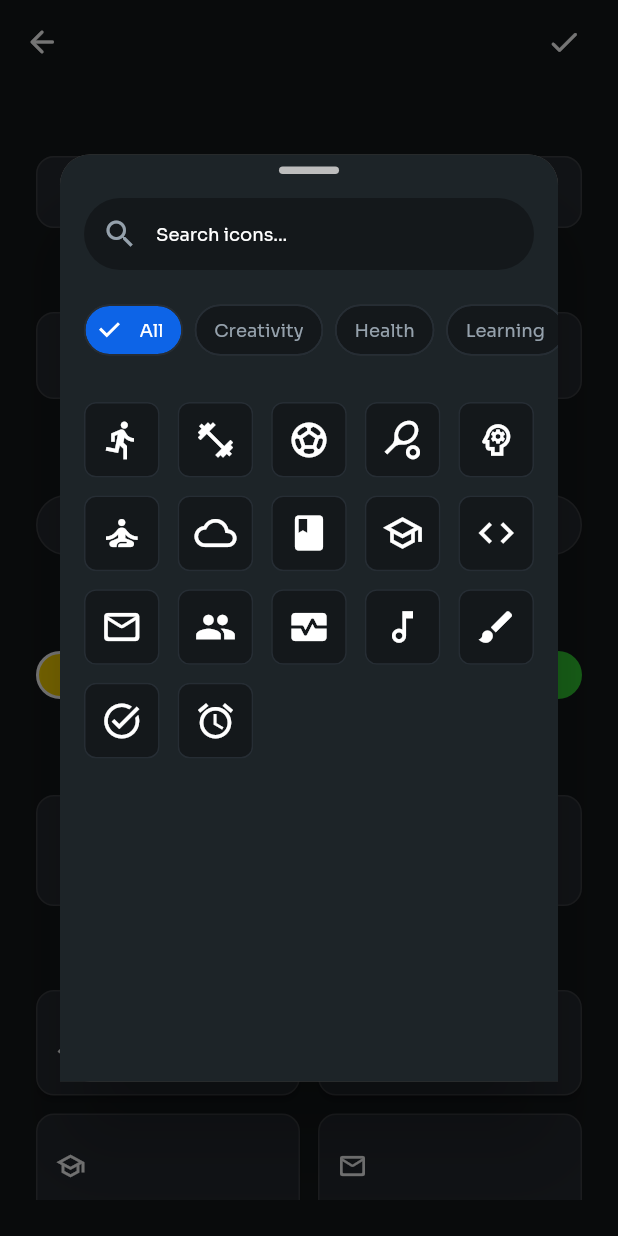
After one commit to MagicHD/Prabit_release, a Flutter app: the HabitConfigureWidget screen opened by its route, after a tap on the "add reaction" icon, on a phone screen of 412 x 824 dp. The commit adds this screen. Run offline on Flutter 3.47's test engine with Material 3 defaults, Android fonts, the phone set to English and light mode, and no system bars; our stand-ins replace auto_size_text, camera, cloud_firestore, firebase_auth, firebase_core, firebase_storage and 11 more; missing offline and left inert: json_path; accounts and stored records are empty.

Commit message:
added a custom_picker_widget.dart. TODO: add more icons in habit_icon_data.dart

```diff
--- a/lib/habit/habit_configure/habit_configure_model.dart
+++ b/lib/habit/habit_configure/habit_configure_model.dart
@@ -17,6 +17,7 @@ class HabitConfigureModel extends FlutterFlowModel<HabitConfigureWidget> {
   FocusNode? textFieldFocusNode;
   TextEditingController? textController;
   String? Function(BuildContext, String?)? textControllerValidator;
+  IconData? selectedIcon;
 
   // State for selected Time (using FlutterFlow's DateTime)
   DateTime? selectedTime; // FlutterFlow often uses DateTime for time pickers
@@ -36,8 +37,9 @@ class HabitConfigureModel extends FlutterFlowModel<HabitConfigureWidget> {
   };
 
   // State for selected Icon (Store IconData)
-  IconData? selectedIcon = FontAwesomeIcons.faceSmile; // Default Icon
-
+  // **** ADD THIS FIELD ****
+  String? selectedIconStringName; // To store 'sports_soccer', 'book', etc.
+  // **** END ADDED FIELD ****
   // State for selected Color (Store Color)
   Color? selectedColor = Color(0xFFFFD700);
 
--- a/lib/habit/habit_configure/habit_configure_widget.dart
+++ b/lib/habit/habit_configure/habit_configure_widget.dart
@@ -1,6 +1,7 @@
 import 'package:cloud_firestore/cloud_firestore.dart';
 import 'package:firebase_auth/firebase_auth.dart';
 
+import '../icon/icon_picker_widget.dart';
 import '/flutter_flow/flutter_flow_icon_button.dart';
 import '/flutter_flow/flutter_flow_theme.dart';
 import '/flutter_flow/flutter_flow_util.dart';
@@ -1122,6 +1123,8 @@ class _HabitConfigureWidgetState extends State<HabitConfigureWidget> {
                       mainAxisSize: MainAxisSize.max,
                       crossAxisAlignment: CrossAxisAlignment.start,
                       children: [
+                        // Inside the build method, within the Column for the 'Icon' section:
+
                         Column(
                           mainAxisSize: MainAxisSize.max,
                           crossAxisAlignment: CrossAxisAlignment.start,
@@ -1142,7 +1145,47 @@ class _HabitConfigureWidgetState extends State<HabitConfigureWidget> {
                                         .titleLargeFamily),
                               ),
                             ),
-                            Container(
+                            // Wrap the Container with GestureDetector
+                            GestureDetector(
+                              // Inside habit_configure_widget.dart, replace the onTap content:
+                              // Inside habit_configure_widget.dart, replace the onTap content:
+                              onTap: () async {
+                                // Show IconPickerWidget in a Dialog
+                                final selectedIconResult = await showDialog<IconData?>( // Or String? if returning ID
+                                  context: context,
+                                  builder: (dialogContext) {
+                                    // Return a Dialog widget containing your IconPickerWidget
+                                    return Dialog(
+                                      // Optional: Adjust shape, background color, padding etc.
+                                      shape: RoundedRectangleBorder(
+                                        borderRadius: BorderRadius.circular(20.0),
+                                      ),
+                                      // You might need to constrain the size of the Dialog
+                                      // or adjust the IconPickerWidget layout significantly.
+                                      child: IconPickerWidget(
+                                        currentlySelectedId: _model.selectedIcon?.toString(), // Pass current selection if needed
+                                        // Note: Adjust type based on what you store/compare
+                                      ),
+                                    );
+                                  },
+                                );
+
+                                // If an icon was selected and returned, update the state
+                                if (selectedIconResult != null) {
+                                  // --- Keep your existing logic for handling the result ---
+                                  // Make sure the type matches what IconPickerWidget returns via Navigator.pop()
+                                  // Example if IconData is returned:
+                                  setState(() {
+                                    _model.selectedIcon = selectedIconResult;
+                                  });
+                                  // Example if String ID is returned:
+                                  // setState(() {
+                                  //   _model.selectedIconId = selectedIconResult;
+                                  //   // Add logic to find IconData from ID if needed
+                                  // });
+                                }
+                              }, // End of onTapf onTap
+                              child: Container( // This is the original container for the button
                                 width: double.infinity,
                                 decoration: BoxDecoration(
                                   color: FlutterFlowTheme.of(context).secondary,
@@ -1167,16 +1210,16 @@ class _HabitConfigureWidgetState extends State<HabitConfigureWidget> {
                                             width: 40.0,
                                             height: 40.0,
                                             decoration: BoxDecoration(
-                                            color: FlutterFlowTheme.of(context)
-                                                .buttonBackground,
+                                              color: _model.selectedColor ?? FlutterFlowTheme.of(context).buttonBackground, // Use selected color for consistency?
                                               borderRadius:
                                               BorderRadius.circular(8.0),
                                             ),
                                             child: Align(
                                               alignment:
                                               AlignmentDirectional(0.0, 0.0),
+                                              // Display selected icon or default
                                               child: Icon(
-                                              Icons.self_improvement,
+                                                _model.selectedIcon ?? Icons.add_reaction_outlined, // Show selected icon or a default placeholder
                                                 color:
                                                 FlutterFlowTheme.of(context)
                                                     .info,
@@ -1185,7 +1228,10 @@ class _HabitConfigureWidgetState extends State<HabitConfigureWidget> {
                                             ),
                                           ),
                                           Text(
-                                          FFLocalizations.of(context).getText(
+                                            // Change text if an icon is selected
+                                            _model.selectedIcon != null
+                                                ? 'Icon Selected' // Or display icon name if available
+                                                : FFLocalizations.of(context).getText(
                                               '5sq430y4' /* Select Icon */,
                                             ),
                                             style: FlutterFlowTheme.of(context)
@@ -1217,8 +1263,13 @@ class _HabitConfigureWidgetState extends State<HabitConfigureWidget> {
                                   ),
                                 ),
                               ),
+                            ),
                           ].divide(SizedBox(height: 16.0)),
-                        ),
+                        ), // End of Icon Column
+
+// Make sure your IconPickerWidget returns the selected IconData like this:
+// In IconPickerWidget, when an icon is tapped:
+// Navigator.pop(context, selectedIconData); // e.g., Navigator.pop(context, Icons.fitness_center);
                         Text(
                           FFLocalizations.of(context).getText(
                             'duoeg3ai' /* Category */,
--- /dev/null
+++ b/lib/habit/icon/habit_icon_data.dart
@@ -0,0 +1,53 @@
+// E.g., in a new file: lib/habit/icon_picker/habit_icon_data.dart
+import 'package:flutter/material.dart';
+
+class HabitIconInfo {
+  final IconData iconData; // The actual icon (e.g., Icons.sports_soccer)
+  final String id;         // The UNIQUE STRING to save (e.g., 'sports_soccer')
+  final String name;       // Display name for search (e.g., 'Soccer')
+  final String category;   // Category for filtering (e.g., 'Physical')
+
+  const HabitIconInfo({
+    required this.iconData,
+    required this.id,
+    required this.name,
+    required this.category,
+  });
+}
+
+// Define all your available icons here
+// --->> IMPORTANT: Use the EXACT string IDs you want saved to Firestore <<---
+const List<HabitIconInfo> allHabitIcons = [
+  HabitIconInfo(iconData: Icons.directions_run, id: 'directions_run', name: 'Run', category: 'Physical'),
+  HabitIconInfo(iconData: Icons.fitness_center, id: 'fitness_center', name: 'Workout', category: 'Physical'),
+  HabitIconInfo(iconData: Icons.sports_soccer, id: 'sports_soccer', name: 'Soccer', category: 'Physical'),
+  HabitIconInfo(iconData: Icons.sports_tennis, id: 'sports_tennis', name: 'Tennis', category: 'Physical'),
+  HabitIconInfo(iconData: Icons.psychology_outlined, id: 'psychology', name: 'Mental', category: 'Mental'),
+  HabitIconInfo(iconData: Icons.self_improvement, id: 'self_improvement', name: 'Meditate', category: 'Mindfulness'),
+  HabitIconInfo(iconData: Icons.cloud_outlined, id: 'mindfulness', name: 'Mindful', category: 'Mindfulness'),
+  HabitIconInfo(iconData: Icons.book, id: 'book', name: 'Read', category: 'Learning'),
+  HabitIconInfo(iconData: Icons.school_outlined, id: 'learning', name: 'Study', category: 'Learning'),
+  HabitIconInfo(iconData: Icons.code, id: 'code', name: 'Code', category: 'Learning'),
+  HabitIconInfo(iconData: Icons.mail_outline_rounded, id: 'social', name: 'Connect', category: 'Social'),
+  HabitIconInfo(iconData: Icons.group, id: 'friends', name: 'Friends', category: 'Social'),
+  HabitIconInfo(iconData: Icons.monitor_heart, id: 'health', name: 'Health', category: 'Health'),
+  // FontAwesome Example (ensure you have font_awesome_flutter dependency)
+  // HabitIconInfo(iconData: FontAwesomeIcons.heartPulse, id: 'heart_pulse_fa', name: 'Pulse', category: 'Health'),
+  HabitIconInfo(iconData: Icons.music_note_outlined, id: 'creativity', name: 'Music', category: 'Creativity'),
+  HabitIconInfo(iconData: Icons.brush, id: 'art', name: 'Art', category: 'Creativity'),
+  HabitIconInfo(iconData: Icons.task_alt, id: 'productivity', name: 'Task', category: 'Productivity'),
+  HabitIconInfo(iconData: Icons.alarm, id: 'wakeup', name: 'Wake Up', category: 'Productivity'),
+
+  // Add ALL your other icons here...
+];
+
+// Helper function to get IconData from the ID string (used in HabitConfigureWidget)
+IconData getIconDataById(String? id) {
+  if (id == null) return Icons.task_alt; // Default
+  return allHabitIcons.firstWhere((iconInfo) => iconInfo.id == id, orElse: () => allHabitIcons.first).iconData;
+}
+
+// Helper function to get the categories
+List<String> getHabitIconCategories() {
+  return allHabitIcons.map((e) => e.category).toSet().toList()..sort();
+}
--- /dev/null
+++ b/lib/habit/icon/icon_picker_widget.dart
@@ -0,0 +1,225 @@
+// lib/habit/icon_picker/icon_picker_widget.dart
+import 'package:flutter/material.dart';
+import 'package:prabit_design/flutter_flow/flutter_flow_theme.dart'; // Adjust import
+import 'habit_icon_data.dart'; // Import the icon data definition
+
+class IconPickerWidget extends StatefulWidget {
+  final String? currentlySelectedId;
+
+  const IconPickerWidget({
+    Key? key,
+    this.currentlySelectedId,
+  }) : super(key: key);
+
+  @override
+  _IconPickerWidgetState createState() => _IconPickerWidgetState();
+}
+
+class _IconPickerWidgetState extends State<IconPickerWidget> {
+  String _searchTerm = '';
+  String? _selectedCategory = 'All'; // Default to 'All'
+  List<HabitIconInfo> _filteredIcons = allHabitIcons; // Start with all icons
+
+  // Get unique categories including 'All'
+  final List<String> _categories = ['All', ...getHabitIconCategories()];
+
+  @override
+  void initState() {
+    super.initState();
+    _filterIcons(); // Initial filter if needed
+  }
+
+  void _filterIcons() {
+    setState(() {
+      _filteredIcons = allHabitIcons.where((icon) {
+        final bool matchesCategory = _selectedCategory == 'All' ||
+            icon.category == _selectedCategory;
+        final bool matchesSearch = _searchTerm.isEmpty ||
+            icon.name.toLowerCase().contains(_searchTerm.toLowerCase()) ||
+            icon.id.toLowerCase().contains(_searchTerm.toLowerCase()) ||
+            icon.category.toLowerCase().contains(_searchTerm.toLowerCase());
+        return matchesCategory && matchesSearch;
+      }).toList();
+    });
+  }
+
+  @override
+  Widget build(BuildContext context) {
+    final theme = FlutterFlowTheme.of(context);
+
+    // ADD Material WRAPPER HERE:
+    return Material(
+      // If your Container provides the background color/shape,
+      // you might not need specific properties here, or set to transparent.
+      // If Container DIDN'T have color, you'd set it here:
+      // color: theme.primaryBackground,
+      // You might want to ensure the shape matches if the container had specific radii
+      borderRadius: BorderRadius.only(
+        topLeft: Radius.circular(20.0),
+        topRight: Radius.circular(20.0),
+      ),
+      clipBehavior: Clip.antiAlias, // Good practice with borderRadius
+
+      child: Container( // This is the ORIGINAL root Container
+        height: MediaQuery
+            .of(context)
+            .size
+            .height * 0.75,
+        decoration: BoxDecoration(
+          color: theme.primaryBackground, // Keep this decoration
+          borderRadius: BorderRadius.only(
+            topLeft: Radius.circular(20.0),
+            topRight: Radius.circular(20.0),
+          ),
+        ),
+        child: Column(
+          children: [
+            // Optional: Drag Handle
+            Padding(
+              padding: const EdgeInsets.symmetric(vertical: 8.0),
+              child: Container(
+                width: 40,
+                height: 5,
+                decoration: BoxDecoration(
+                  color: Colors.grey[400],
+                  borderRadius: BorderRadius.circular(10),
+                ),
+              ),
+            ),
+
+            // Search Bar
+            Padding(
+              padding: const EdgeInsets.symmetric(
+                  horizontal: 16.0, vertical: 8.0),
+              child: TextField(
+                onChanged: (value) {
+                  _searchTerm = value;
+                  _filterIcons();
+                },
+                decoration: InputDecoration(
+                  hintText: 'Search icons...',
+                  hintStyle: theme.bodySmall,
+                  prefixIcon: Icon(Icons.search, color: theme.secondaryText),
+                  filled: true,
+                  fillColor: theme.secondaryBackground,
+                  contentPadding: EdgeInsets.symmetric(
+                      vertical: 0, horizontal: 16),
+                  border: OutlineInputBorder(
+                    borderRadius: BorderRadius.circular(30.0),
+                    borderSide: BorderSide.none,
+                  ),
+                ),
+                style: theme.bodyMedium.override(
+                    fontFamily: 'Inter', color: theme.primaryText),
+              ),
+            ),
+
+            // Category Chips
+            // Category Chips Section (Replace Padding + Wrap)
+
+// Use Padding if you still want padding around the scroll view
+            Padding(
+              padding: const EdgeInsets.symmetric(vertical: 8.0), // Only vertical padding for the whole row
+              child: SingleChildScrollView( // Allows horizontal scrolling
+                scrollDirection: Axis.horizontal, // Set scroll direction
+                // Add padding inside the scroll view if needed (for start/end)
+                padding: const EdgeInsets.symmetric(horizontal: 16.0),
+                child: Row( // Use Row instead of Wrap
+                  children: _categories.map((category) {
+                    final isSelected = _selectedCategory == category;
+                    // Add Padding or SizedBox for spacing between chips
+                    return Padding(
+                      padding: const EdgeInsets.only(right: 8.0), // Spacing after each chip
+                      child: FilterChip(
+                        label: Text(category),
+                        selected: isSelected,
+                        onSelected: (selected) {
+                          setState(() {
+                            _selectedCategory = selected ? category : 'All';
+                          });
+                          _filterIcons();
+                        },
+                        // Keep your existing FilterChip styling
+                        backgroundColor: theme.secondaryBackground,
+                        selectedColor: theme.buttonBackground,
+                        labelStyle: theme.bodySmall.copyWith(
+                            color: isSelected ? Colors.white : theme.secondaryText),
+                        checkmarkColor: Colors.white,
+                        shape: StadiumBorder(side: BorderSide(color: theme.alternate)),
+                      ),
+                    );
+                  }).toList(),
+                ), // End of Row
+              ), // End of SingleChildScrollView
+            ), // End of Padding
+
+// End of Category Chips Section modification
+            // Icon Grid
+            Expanded(
+              child: Padding(
+                padding: const EdgeInsets.all(16.0),
+                child: GridView.builder(
+                  gridDelegate: SliverGridDelegateWithFixedCrossAxisCount(
+                    crossAxisCount: 5, // Adjust number of columns
+                    crossAxisSpacing: 12.0,
+                    mainAxisSpacing: 12.0,
+                    childAspectRatio: 1.0,
+                  ),
+                  itemCount: _filteredIcons.length,
+                  // Inside GridView.builder itemBuilder (around line 142)
+                  itemBuilder: (context, index) {
+                    final iconInfo = _filteredIcons[index];
+                    final isSelected = widget.currentlySelectedId ==
+                        iconInfo.id;
+
+                    // Wrap the InkWell with Material
+                    return Material(
+                      color: Colors.transparent,
+                      // Adjust as needed
+                      borderRadius: BorderRadius.circular(8.0),
+                      // Match shape if needed
+                      clipBehavior: Clip.antiAlias,
+                      // Often useful with borderRadius
+                      child: InkWell( // InkWell is now the child of Material
+                        // Inside the InkWell's onTap in the GridView itemBuilder:
+                        onTap: () {
+                          // CHANGE THIS LINE: Pop the IconData, not the String ID
+                          Navigator.pop(context, iconInfo.iconData); // <-- Corrected line
+                          // Navigator.pop(context, iconInfo.id); // <-- Old incorrect line
+                        },
+                        borderRadius: BorderRadius.circular(8.0),
+                        // Keep for splash shape
+                        child: Container( // The original Container remains the child of InkWell
+                          // Important: Container color must be transparent if Material provides the color,
+                          // or Material color must be transparent if Container provides the color.
+                          // Here, Material is transparent, so Container sets the color.
+                          decoration: BoxDecoration(
+                              color: isSelected ? theme.buttonBackground
+                                  .withOpacity(0.8) : theme.secondaryBackground,
+                              borderRadius: BorderRadius.circular(8.0),
+                              border: Border.all(
+                                color: isSelected
+                                    ? theme.buttonBackground
+                                    : theme.alternate,
+                                width: isSelected ? 2.0 : 1.0,
+                              )
+                          ),
+                          child: Icon(
+                            iconInfo.iconData,
+                            color: isSelected ? Colors.white : theme
+                                .primaryText,
+                            size: 28.0,
+                          ),
+                        ),
+                      ),
+                    ); // End of Material
+                  },
+                ),
+              ),
+            ),
+          ],
+        ),
+      ), // End of Original Container
+    ); // End of Material wrapper
+  }
+}
```
Lines whose indentation alone changed are shown as unchanged.
